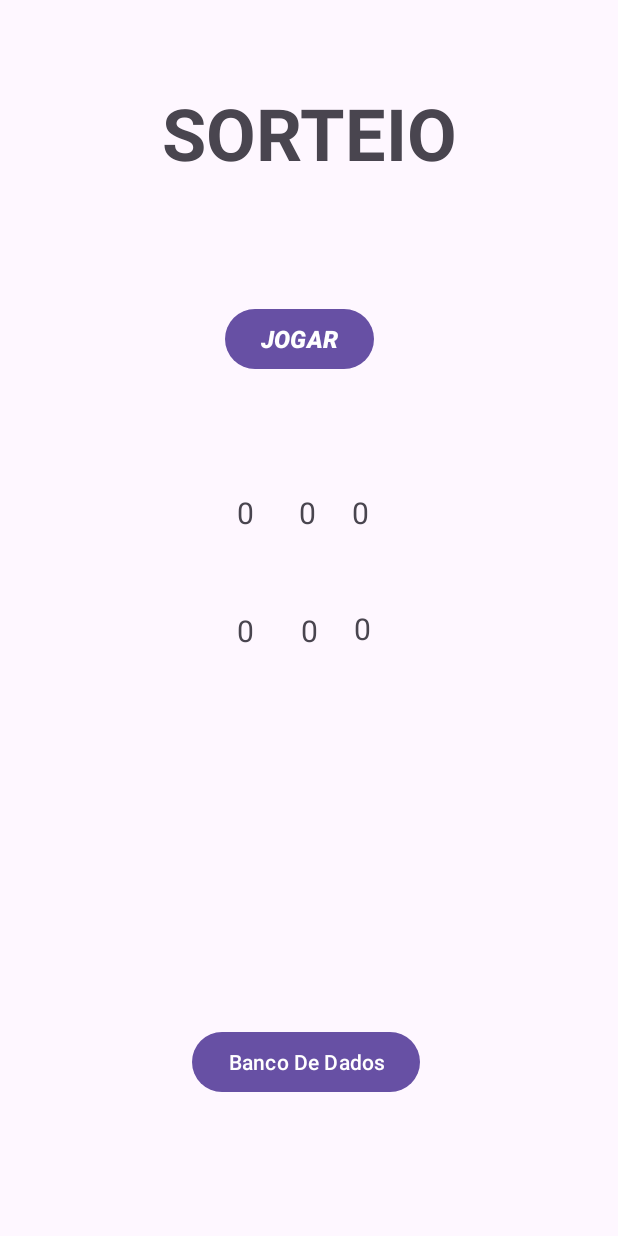
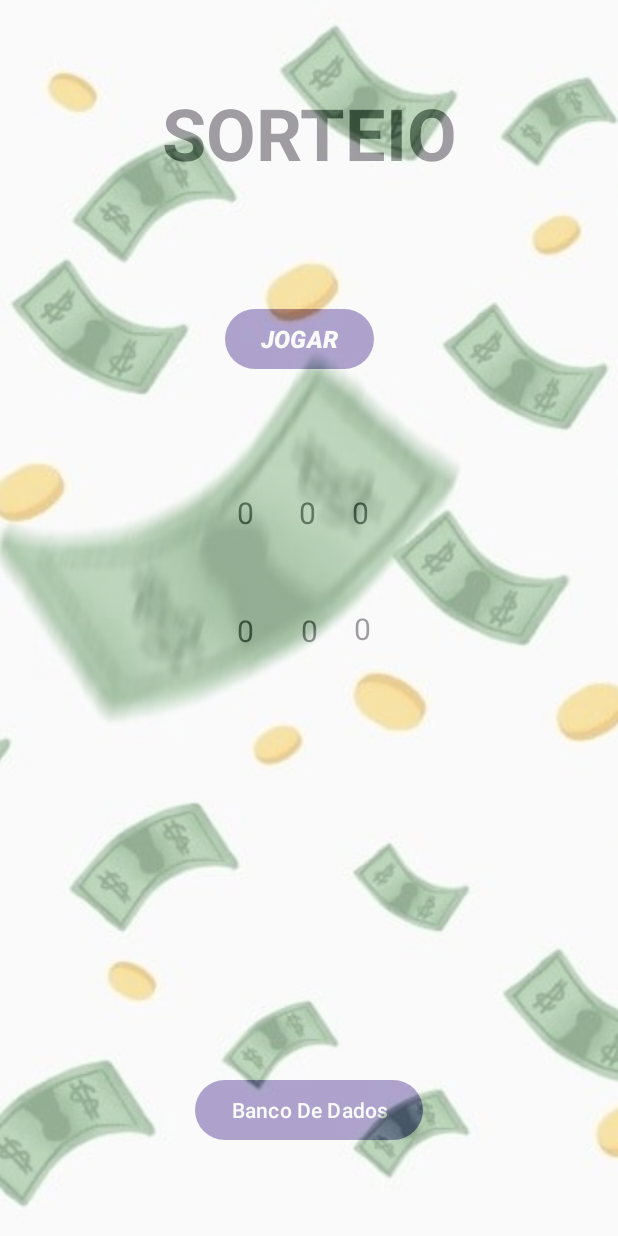
Before and after one commit to Gege8263/ProjetoAndroid, an Android app: the screen it shows after launch (MainActivity), on a phone screen of 412 x 824 dp. Run offline under Robolectric (Android 15) with nearby library versions, the phone set to English and light mode, and no system bars.

Commit message:
layout mais clean

```diff
--- a/app/src/main/res/layout/activity_main.xml
+++ b/app/src/main/res/layout/activity_main.xml
@@ -6,6 +6,7 @@
     android:id="@+id/main"
     android:layout_width="match_parent"
     android:layout_height="match_parent"
+    android:background="@android:color/white"
     tools:context=".MainActivity">
 
     <Button
@@ -126,12 +127,25 @@
         android:id="@+id/button3"
         android:layout_width="wrap_content"
         android:layout_height="wrap_content"
-        android:layout_marginBottom="92dp"
+        android:layout_marginBottom="60dp"
+        android:onClick="tela2"
         android:text="Banco De Dados"
         app:layout_constraintBottom_toBottomOf="parent"
         app:layout_constraintEnd_toEndOf="parent"
-        app:layout_constraintHorizontal_bias="0.493"
+        app:layout_constraintStart_toStartOf="parent" />
+
+    <ImageView
+        android:id="@+id/imageView2"
+        android:layout_width="match_parent"
+        android:layout_height="match_parent"
+        android:scaleType="centerCrop"
+        android:src="@drawable/image1"
+        android:visibility="visible"
+        android:alpha="0.5"
+        app:layout_constraintTop_toTopOf="parent"
         app:layout_constraintStart_toStartOf="parent"
-        android:onClick="tela2"/>
+        app:layout_constraintEnd_toEndOf="parent"
+        app:layout_constraintBottom_toBottomOf="parent"/>
+
 
 </androidx.constraintlayout.widget.ConstraintLayout>
```
Also changed, not shown: app/src/main/res/layout/activity_segunda_tela.xml (+19 -9 lines), app/src/main/res/drawable/image1.jpeg (added).
